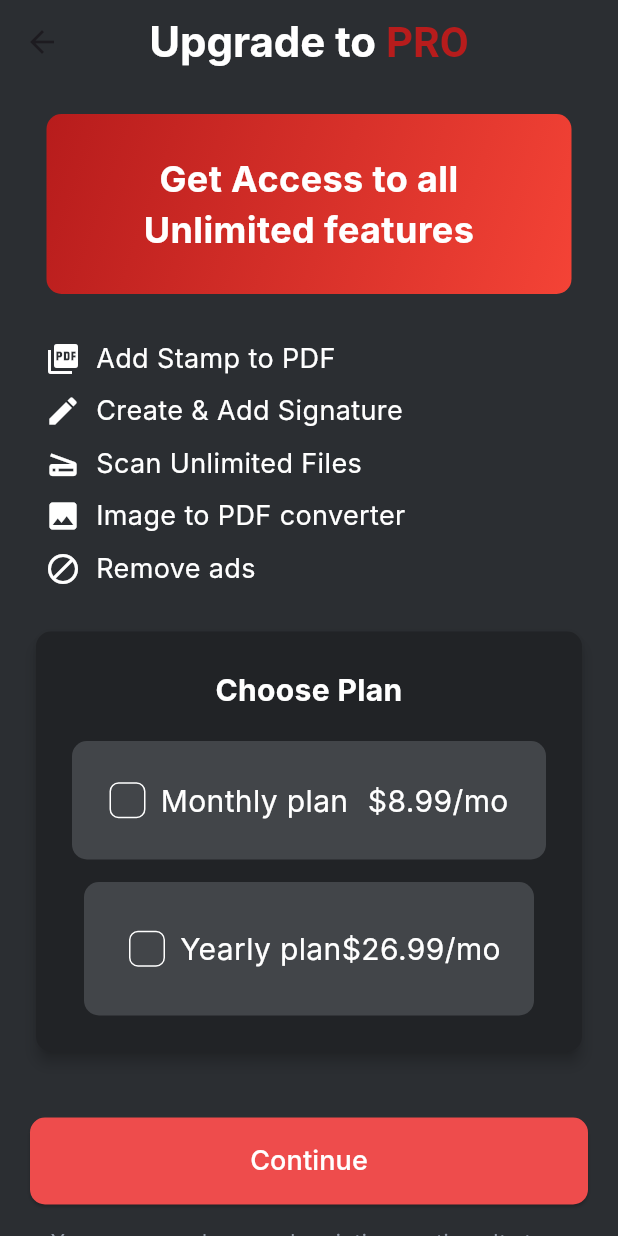
After one commit to hania-ha/Pdf-Design, a Flutter app: the PremiumScreen screen opened directly, on a phone screen of 412 x 824 dp. The commit adds this screen. Run offline on Flutter 3.47's test engine with Material 3 defaults, Android fonts, the phone set to English and light mode, and no system bars; our stand-ins replace image_picker; Roboto replaces fonts that are missing (Inter).

Commit message:
Fourth Day

```diff
--- /dev/null
+++ b/lib/PremiumScreen.dart
@@ -0,0 +1,377 @@
+import 'package:flutter/material.dart';
+
+class PremiumScreen extends StatefulWidget {
+  @override
+  _PremiumScreenState createState() => _PremiumScreenState();
+}
+
+class _PremiumScreenState extends State<PremiumScreen> {
+  bool isMonthlyPlanSelected = false;
+  bool isYearlyPlanSelected = false;
+  String selectedLink = ''; // Track selected link
+
+  @override
+  Widget build(BuildContext context) {
+    return Scaffold(
+      backgroundColor: Color.fromRGBO(43, 46, 50, 1),
+      appBar: AppBar(
+        backgroundColor: Color.fromRGBO(43, 46, 50, 1),
+        centerTitle: true,
+        title: RichText(
+          text: TextSpan(
+            style: TextStyle(
+              fontFamily: 'Inter',
+              fontSize: 28,
+              fontWeight: FontWeight.bold,
+              color: Colors.white,
+            ),
+            children: [
+              TextSpan(text: 'Upgrade to '),
+              TextSpan(
+                text: 'PRO',
+                style: TextStyle(
+                  color: Colors.red.shade900, // Dark Red color
+                ),
+              ),
+            ],
+          ),
+        ),
+      ),
+      body: SafeArea(
+        child: SingleChildScrollView(
+          child: Column(
+            crossAxisAlignment: CrossAxisAlignment.stretch,
+            children: [
+              SizedBox(height: 20), // Space between the app bar and the container
+
+              // Center the Gradient Container
+              Center(
+                child: Container(
+                  padding: EdgeInsets.all(24.0),
+                  decoration: BoxDecoration(
+                    gradient: LinearGradient(
+                      colors: [Colors.red.shade900, Colors.red.shade500],
+                      begin: Alignment.topLeft,
+                      end: Alignment.bottomRight,
+                    ),
+                    borderRadius: BorderRadius.circular(10),
+                  ),
+                  width: 350, // Width specified
+                  height: 120, // Height specified
+                  child: Center(
+                    child: Text(
+                      'Get Access to all Unlimited features',
+                      textAlign: TextAlign.center,
+                      style: TextStyle(
+                        fontFamily: 'Inter',
+                        fontSize: 24,
+                        fontWeight: FontWeight.bold,
+                        color: Colors.white,
+                      ),
+                    ),
+                  ),
+                ),
+              ),
+
+              SizedBox(height: 30), // Space between the gradient container and the text lines
+
+              // List of Features with Icons
+              Padding(
+                padding: EdgeInsets.symmetric(horizontal: 30.0), // Add padding on left and right
+                child: Column(
+                  crossAxisAlignment: CrossAxisAlignment.start, // Aligns items to the start (left)
+                  children: [
+                    // First Feature
+                    Row(
+                      mainAxisAlignment: MainAxisAlignment.start,
+                      children: [
+                        Icon(Icons.picture_as_pdf, color: Colors.white),
+                        SizedBox(width: 10),
+                        Expanded(
+                          child: Text(
+                            'Add Stamp to PDF',
+                            style: TextStyle(
+                              fontFamily: 'Inter',
+                              fontSize: 18,
+                              color: Colors.white,
+                            ),
+                          ),
+                        ),
+                      ],
+                    ),
+                    SizedBox(height: 9),
+
+                    // Second Feature
+                    Row(
+                      mainAxisAlignment: MainAxisAlignment.start,
+                      children: [
+                        Icon(Icons.edit, color: Colors.white),
+                        SizedBox(width: 10),
+                        Expanded(
+                          child: Text(
+                            'Create & Add Signature',
+                            style: TextStyle(
+                              fontFamily: 'Inter',
+                              fontSize: 18,
+                              color: Colors.white,
+                            ),
+                          ),
+                        ),
+                      ],
+                    ),
+                    SizedBox(height: 9),
+
+                    // Third Feature
+                    Row(
+                      mainAxisAlignment: MainAxisAlignment.start,
+                      children: [
+                        Icon(Icons.scanner, color: Colors.white),
+                        SizedBox(width: 10),
+                        Expanded(
+                          child: Text(
+                            'Scan Unlimited Files',
+                            style: TextStyle(
+                              fontFamily: 'Inter',
+                              fontSize: 18,
+                              color: Colors.white,
+                            ),
+                          ),
+                        ),
+                      ],
+                    ),
+                    SizedBox(height: 9),
+
+                    // Fourth Feature
+                    Row(
+                      mainAxisAlignment: MainAxisAlignment.start,
+                      children: [
+                        Icon(Icons.image, color: Colors.white),
+                        SizedBox(width: 10),
+                        Expanded(
+                          child: Text(
+                            'Image to PDF converter',
+                            style: TextStyle(
+                              fontFamily: 'Inter',
+                              fontSize: 18,
+                              color: Colors.white,
+                            ),
+                          ),
+                        ),
+                      ],
+                    ),
+                    SizedBox(height: 9),
+
+                    // Fifth Feature
+                    Row(
+                      mainAxisAlignment: MainAxisAlignment.start,
+                      children: [
+                        Icon(Icons.block, color: Colors.white),
+                        SizedBox(width: 10),
+                        Expanded(
+                          child: Text(
+                            'Remove ads',
+                            style: TextStyle(
+                              fontFamily: 'Inter',
+                              fontSize: 18,
+                              color: Colors.white,
+                            ),
+                          ),
+                        ),
+                      ],
+                    ),
+                  ],
+                ),
+              ),
+
+              SizedBox(height: 5), // Space before the card
+
+              // The card with plan options
+              Padding(
+                padding: EdgeInsets.all(20.0), // Add padding around the card
+                child: Card(
+                  color: Color.fromRGBO(33, 35, 38, 1),
+                  shape: RoundedRectangleBorder(
+                    borderRadius: BorderRadius.circular(10),
+                  ),
+                  elevation: 4,
+                  child: Padding(
+                    padding: EdgeInsets.all(24.0), // Increased padding for more height
+                    child: Column(
+                      crossAxisAlignment: CrossAxisAlignment.center,
+                      children: [
+                        Text(
+                          'Choose Plan',
+                          style: TextStyle(
+                            fontFamily: 'Inter',
+                            fontSize: 20, // Increased font size for better visibility
+                            color: Colors.white,
+                            fontWeight: FontWeight.bold,
+                          ),
+                          textAlign: TextAlign.center,
+                        ),
+                        SizedBox(height: 20), // Increased space for better layout
+                        Column(
+                          children: [
+                            GestureDetector(
+                              onTap: () {
+                                setState(() {
+                                  isMonthlyPlanSelected = true;
+                                  isYearlyPlanSelected = false;
+                                });
+                              },
+                              child: Container(
+                                width: 350, // Increased width
+                                padding: EdgeInsets.all(25), // Increased padding for larger box
+                                decoration: BoxDecoration(
+                                  color: Color.fromRGBO(66, 69, 73, 1),
+                                  borderRadius: BorderRadius.circular(10),
+                                ),
+                                child: Row(
+                                  mainAxisAlignment: MainAxisAlignment.spaceBetween, // Align items at both ends
+                                  children: [
+                                    Row(
+                                      children: [
+                                        _buildCheckbox(isMonthlyPlanSelected),
+                                        SizedBox(width: 10),
+                                        Expanded(
+                                          child: Text(
+                                            'Monthly plan',
+                                            style: TextStyle(
+                                              fontFamily: 'Inter',
+                                              fontSize: 20, // Increased font size for better visibility
+                                              color: Colors.white,
+                                            ),
+                                          ),
+                                        ),
+                                      ],
+                                    ),
+                                    Text(
+                                      '\$8.99/mo',
+                                      style: TextStyle(
+                                        fontFamily: 'Inter',
+                                        fontSize: 20, // Increased font size for better visibility
+                                        color: Colors.white,
+                                      ),
+                                    ),
+                                  ],
+                                ),
+                              ),
+                            ),
+                            SizedBox(height: 15),
+                            GestureDetector(
+                              onTap: () {
+                                setState(() {
+                                  isMonthlyPlanSelected = false;
+                                  isYearlyPlanSelected = true;
+                                });
+                              },
+                              child: Container(
+                                width: 300, // Increased width
+                                padding: EdgeInsets.all(30), // Increased padding for larger box
+                                decoration: BoxDecoration(
+                                  color: Color.fromRGBO(66, 69, 73, 1),
+                                  borderRadius: BorderRadius.circular(10),
+                                ),
+                                child: Row(
+                                  mainAxisAlignment: MainAxisAlignment.spaceBetween, // Align items at both ends
+                                  children: [
+                                    Row(
+                                      children: [
+                                        _buildCheckbox(isYearlyPlanSelected),
+                                        SizedBox(width: 10),
+                                        Expanded(
+                                          child: Text(
+                                            'Yearly plan',
+                                            style: TextStyle(
+                                              fontFamily: 'Inter',
+                                              fontSize: 20, // Increased font size for better visibility
+                                              color: Colors.white,
+                                            ),
+                                          ),
+                                        ),
+                                      ],
+                                    ),
+                                    Text(
+                                      '\$26.99/mo',
+                                      style: TextStyle(
+                                        fontFamily: 'Inter',
+                                        fontSize: 20, // Increased font size for better visibility
+                                        color: Colors.white,
+                                      ),
+                                    ),
+                                  ],
+                                ),
+                              ),
+                            ),
+                          ],
+                        ),
+                      ],
+                    ),
+                  ),
+                ),
+              ),
+              SizedBox(height: 20), // Space between the card and the button
+
+              // The continue button
+              Padding(
+                padding: EdgeInsets.symmetric(horizontal: 20.0), // Add horizontal padding
+                child: ElevatedButton(
+                  onPressed: () {
+                    // Add action here
+                  },
+                  style: ElevatedButton.styleFrom(
+                    backgroundColor: Color.fromRGBO(238, 76, 76, 1), // Background color
+                    shape: RoundedRectangleBorder(
+                      borderRadius: BorderRadius.circular(10),
+                    ),
+                    padding: EdgeInsets.symmetric(vertical: 16),
+                  ),
+                  child: Center(
+                    child: Text(
+                      'Continue',
+                      style: TextStyle(
+                        fontFamily: 'Inter',
+                        fontSize: 18,
+                        color: Colors.white,
+                      ),
+                    ),
+                  ),
+                ),
+              ),
+              SizedBox(height: 15), // Space before the info text
+
+              // Information Text
+              Padding(
+                padding: EdgeInsets.symmetric(horizontal: 20.0), // Add horizontal padding
+                child: Text(
+                  'You can cancel your subscription anytime. It stays active until the current billing period remains active.',
+                  style: TextStyle(
+                    fontFamily: 'Inter',
+                    fontSize: 14,
+                    color: Color.fromRGBO(147, 155, 168, 1),
+                  ),
+                  textAlign: TextAlign.center,
+                ),
+              ),
+              SizedBox(height: 30), // Space at the bottom
+            ],
+          ),
+        ),
+      ),
+    );
+  }
+
+  Widget _buildCheckbox(bool isSelected) {
+    return Container(
+      height: 24,
+      width: 24,
+      decoration: BoxDecoration(
+        color: isSelected ? Colors.red.shade900 : Colors.transparent,
+        borderRadius: BorderRadius.circular(6),
+        border: Border.all(
+          color: isSelected ? Colors.red.shade900 : Colors.white,
+        ),
+      ),
+    );
+  }
+}
```
Also changed, not shown: lib/SaveScreen.dart (+104 -71 lines), lib/Screen1.dart (+21 -8 lines), lib/SignatureScreen.dart (+32 -18 lines).
